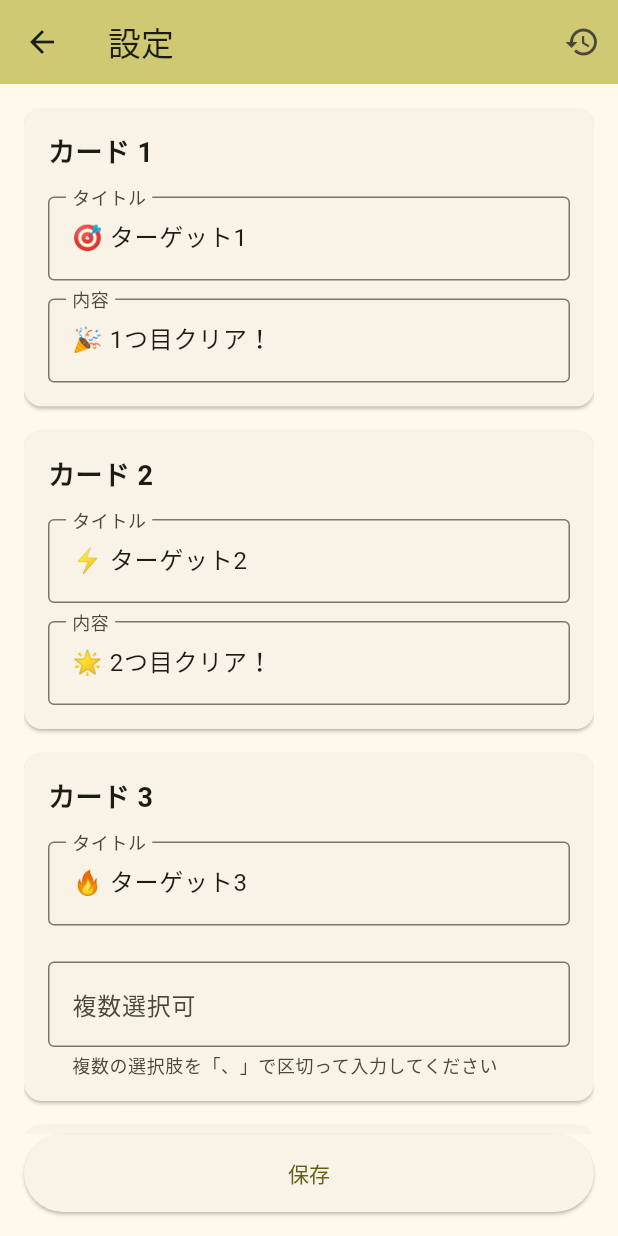
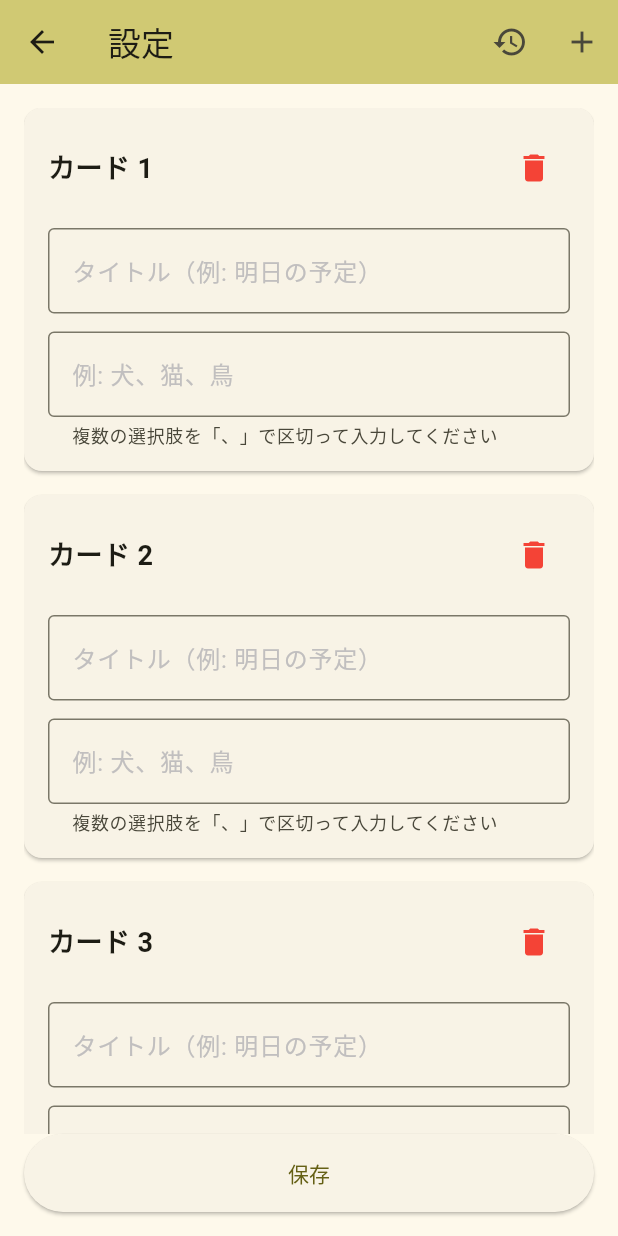
Before and after one commit to FinleyCox/roulette, a Flutter app: the screen it shows after launch, after a tap on the "settings" icon, on a phone screen of 412 x 824 dp. Run offline on Flutter 3.47's test engine with Material 3 defaults, Android fonts, the phone set to English and light mode, and no system bars; our stand-ins replace pull_to_refresh, shared_preferences; missing offline and left inert: scratcher; statements that could not run were skipped.

Commit message:
feature:カード追加と削除

```diff
--- a/lib/screens/home_screen.dart
+++ b/lib/screens/home_screen.dart
@@ -5,8 +5,6 @@ import 'dart:math';
 import '../widgets/scratch_card.dart';
 import '../models/scratch_state.dart';
 import 'settings_screen.dart';
-
-/// TODO: 3, 4が個別リセットの時に連動して変更されるので別々にする
 
 class HomeScreen extends StatefulWidget {
   const HomeScreen({super.key, required this.title});
@@ -25,10 +23,8 @@ class _HomeScreenState extends State<HomeScreen> {
 
   // デフォルト設定
   final List<Map<String, String>> defaultConfigs = [
-    {'title': '🎯 ターゲット1', 'completedMessage': '🎉 1つ目クリア！'},
-    {'title': '⚡ ターゲット2', 'completedMessage': '🌟 2つ目クリア！'},
-    {'title': '🔥 ターゲット3', 'completedMessage': '💎 3つ目クリア！'},
-    {'title': '🏆 最終ターゲット', 'completedMessage': '🎊 全ターゲットクリア！'},
+    for (int i = 0; i < 4; i++)
+      {'title': '🎯 ターゲット${i + 1}', 'completedMessage': '🎉 ${i + 1}つ目クリア！'},
   ];
 
   final RefreshController _refreshController = RefreshController(
@@ -38,10 +34,9 @@ class _HomeScreenState extends State<HomeScreen> {
   @override
   void initState() {
     super.initState();
-    // 4つのスクラッチ状態を初期化
+    // 初期値を設定
     scratchStates = List.generate(4, (index) => ScratchState(maxCount: 4));
     cardKeys = List.generate(4, (index) => UniqueKey());
-
     cardConfigs = List.from(defaultConfigs);
     _loadSettings();
   }
@@ -51,11 +46,11 @@ class _HomeScreenState extends State<HomeScreen> {
     final prefs = await SharedPreferences.getInstance();
     final random = Random();
 
-    for (int i = 0; i < 4; i++) {
+    for (int i = 0; i < cardConfigs.length; i++) {
       final multiChoice = prefs.getString('card_multichoice_$i') ?? '';
 
       // 複数選択肢がある場合はランダムに選択
-      if (multiChoice.isNotEmpty && i >= 2) {
+      if (multiChoice.isNotEmpty) {
         final choices = multiChoice
             .split('、')
             .where((s) => s.trim().isNotEmpty)
@@ -74,13 +69,12 @@ class _HomeScreenState extends State<HomeScreen> {
     }
   }
 
-  // 個別カードのランダム選択を更新するメソッド
+  // 個別カードのランダム選択を更新するメソッド（リセットボタンを押した時）
   Future<void> _updateSingleRandomChoice(int index) async {
     final prefs = await SharedPreferences.getInstance();
     final multiChoice = prefs.getString('card_multichoice_$index') ?? '';
 
     // 複数選択肢がある場合はランダムに選択
-    if (multiChoice.isNotEmpty && index >= 2) {
     final choices = multiChoice
         .split('、')
         .where((s) => s.trim().isNotEmpty)
@@ -97,23 +91,30 @@ class _HomeScreenState extends State<HomeScreen> {
       }
     }
   }
-  }
 
   // 設定を読み込む
   Future<void> _loadSettings() async {
     final prefs = await SharedPreferences.getInstance();
-    // ４つ表示
-    for (int i = 0; i < 4; i++) {
+
+    // カード数を読み込み
+    final cardCount = prefs.getInt('card_count') ?? 4;
+
+    // スクラッチ状態とキーを初期化
+    scratchStates = List.generate(
+      cardCount,
+      (index) => ScratchState(maxCount: cardCount),
+    );
+    cardKeys = List.generate(cardCount, (index) => UniqueKey());
+
+    // カード設定を初期化
+    cardConfigs = List.generate(cardCount, (index) {
       final title =
-          prefs.getString('card_title_$i') ?? defaultConfigs[i]['title']!;
-      final message =
-          prefs.getString('card_message_$i') ??
-          defaultConfigs[i]['completedMessage']!;
-      final multiChoice = prefs.getString('card_multichoice_$i') ?? '';
+          prefs.getString('card_title_$index') ?? '🎯 ターゲット${index + 1}';
+      final multiChoice = prefs.getString('card_multichoice_$index') ?? '';
 
       // 複数選択肢がある場合はランダムに選択
-      String finalMessage = message;
-      if (multiChoice.isNotEmpty && i >= 2) {
+      String finalMessage = '🎉 ${index + 1}つ目クリア！';
+      if (multiChoice.isNotEmpty) {
         final choices = multiChoice
             .split('、')
             .where((s) => s.trim().isNotEmpty)
@@ -125,8 +126,9 @@ class _HomeScreenState extends State<HomeScreen> {
         }
       }
 
-      cardConfigs[i] = {'title': title, 'completedMessage': finalMessage};
-    }
+      return {'title': title, 'completedMessage': finalMessage};
+    });
+
     // 設定を反映
     if (mounted) {
       setState(() {});
@@ -147,6 +149,7 @@ class _HomeScreenState extends State<HomeScreen> {
     await _updateSingleRandomChoice(index);
   }
 
+  // すべてリセットを押した時
   void _resetAll() async {
     setState(() {
       // すべてのスクラッチ状態をリセット
@@ -154,7 +157,7 @@ class _HomeScreenState extends State<HomeScreen> {
         state.reset();
       }
       // 新しいキーを生成してカードを完全にリセット
-      cardKeys = List.generate(4, (index) => UniqueKey());
+      cardKeys = List.generate(scratchStates.length, (index) => UniqueKey());
     });
     // リセット時にランダム選択を更新
     await _updateRandomChoices();
@@ -215,9 +218,6 @@ class _HomeScreenState extends State<HomeScreen> {
             },
           ),
         ),
-        //     ],
-        //   ),
-        // ),
       ),
     );
   }
--- a/lib/screens/settings_screen.dart
+++ b/lib/screens/settings_screen.dart
@@ -11,28 +11,29 @@ class SettingsScreen extends StatefulWidget {
 // 設定画面の状態を管理するクラス
 class _SettingsScreenState extends State<SettingsScreen> {
   final List<TextEditingController> titleControllers = [];
-  final List<TextEditingController> messageControllers = [];
   final List<TextEditingController> multiChoiceControllers = [];
+  int cardCount = 4; // カードの数を管理
 
   @override
   void initState() {
     super.initState();
-    // 4つのカード用のコントローラーを初期化
-    for (int i = 0; i < 4; i++) {
+    // 初期コントローラーを追加
+    _ensureControllers(4);
+    _loadSettings();
+  }
+
+  // コントローラーの数を確保するメソッド
+  void _ensureControllers(int count) {
+    while (titleControllers.length < count) {
       titleControllers.add(TextEditingController());
-      messageControllers.add(TextEditingController());
       multiChoiceControllers.add(TextEditingController());
     }
-    _loadSettings();
   }
 
   @override
   // コントローラーを破棄
   void dispose() {
     for (var controller in titleControllers) {
-      controller.dispose();
-    }
-    for (var controller in messageControllers) {
       controller.dispose();
     }
     for (var controller in multiChoiceControllers) {
@@ -46,43 +47,40 @@ class _SettingsScreenState extends State<SettingsScreen> {
     // 設定を取得
     final prefs = await SharedPreferences.getInstance();
 
-    // 4つのカード用のコントローラーを初期化
-    for (int i = 0; i < 4; i++) {
-      final title = prefs.getString('card_title_$i') ?? _getDefaultTitle(i);
-      final message =
-          prefs.getString('card_message_$i') ?? _getDefaultMessage(i);
+    // 保存されたカード数を読み込み
+    final savedCardCount = prefs.getInt('card_count') ?? 4;
+
+    // カード数が変更された場合のみ更新
+    if (savedCardCount != cardCount) {
+      setState(() {
+        cardCount = savedCardCount;
+        // コントローラーの数を調整
+        _ensureControllers(cardCount);
+      });
+    } else {
+      // コントローラーの数を調整
+      _ensureControllers(cardCount);
+    }
+
+    // カード用のコントローラーを初期化
+    for (int i = 0; i < cardCount; i++) {
+      final title = prefs.getString('card_title_$i') ?? '';
       final multiChoice = prefs.getString('card_multichoice_$i') ?? '';
 
       titleControllers[i].text = title;
-      messageControllers[i].text = message;
       multiChoiceControllers[i].text = multiChoice;
     }
-  }
-
-  // デフォルトのタイトルを返す
-  String _getDefaultTitle(int index) {
-    final titles = ['🎯 ターゲット1', '⚡ ターゲット2', '🔥 ターゲット3', '🏆 最終ターゲット'];
-    return titles[index];
-  }
-
-  // デフォルトの内容を返す
-  String _getDefaultMessage(int index) {
-    final messages = [
-      '🎉 1つ目クリア！',
-      '🌟 2つ目クリア！',
-      '💎 3つ目クリア！',
-      '🎊 全ターゲットクリア！',
-    ];
-    return messages[index];
   }
 
   // 設定を保存
   Future<void> _saveSettings() async {
     final prefs = await SharedPreferences.getInstance();
 
-    for (int i = 0; i < 4; i++) {
+    // カード数を保存
+    await prefs.setInt('card_count', cardCount);
+
+    for (int i = 0; i < cardCount; i++) {
       await prefs.setString('card_title_$i', titleControllers[i].text);
-      await prefs.setString('card_message_$i', messageControllers[i].text);
       await prefs.setString(
         'card_multichoice_$i',
         multiChoiceControllers[i].text,
@@ -98,12 +96,40 @@ class _SettingsScreenState extends State<SettingsScreen> {
 
   // デフォルトの設定に戻す(右上のボタン)
   void _resetToDefaults() {
-    for (int i = 0; i < 4; i++) {
-      titleControllers[i].text = _getDefaultTitle(i);
-      messageControllers[i].text = _getDefaultMessage(i);
+    for (int i = 0; i < cardCount; i++) {
+      titleControllers[i].text = '';
       multiChoiceControllers[i].text = '';
     }
     _saveSettings();
+  }
+
+  // カードを追加するメソッド
+  void _addCard() async {
+    setState(() {
+      cardCount++;
+      _ensureControllers(cardCount);
+      // 新しいカードのデフォルト値を設定
+      titleControllers[cardCount - 1].text = '';
+      multiChoiceControllers[cardCount - 1].text = '';
+    });
+    // 追加後に即座に保存
+    await _saveSettings();
+  }
+
+  // カードを削除するメソッド
+  void _removeCard(int index) async {
+    if (cardCount > 1) {
+      setState(() {
+        cardCount--;
+        // 削除されたカード以降のデータをシフト
+        for (int i = index; i < cardCount; i++) {
+          titleControllers[i].text = titleControllers[i + 1].text;
+          multiChoiceControllers[i].text = multiChoiceControllers[i + 1].text;
+        }
+      });
+      // 削除後に即座に保存
+      await _saveSettings();
+    }
   }
 
   @override
@@ -118,6 +144,11 @@ class _SettingsScreenState extends State<SettingsScreen> {
             icon: const Icon(Icons.restore),
             tooltip: 'デフォルトに戻す',
           ),
+          IconButton(
+            onPressed: _addCard,
+            icon: const Icon(Icons.add),
+            tooltip: 'カードを追加',
+          ),
         ],
       ),
       // 設定画面の本体(タイトルと内容を入力)
@@ -127,7 +158,7 @@ class _SettingsScreenState extends State<SettingsScreen> {
           children: [
             Expanded(
               child: ListView.builder(
-                itemCount: 4,
+                itemCount: cardCount,
                 itemBuilder: (context, index) {
                   return Card(
                     margin: const EdgeInsets.only(bottom: 16),
@@ -136,6 +167,9 @@ class _SettingsScreenState extends State<SettingsScreen> {
                       child: Column(
                         crossAxisAlignment: CrossAxisAlignment.start,
                         children: [
+                          Row(
+                            mainAxisAlignment: MainAxisAlignment.spaceBetween,
+                            children: [
                               Text(
                                 'カード ${index + 1}',
                                 style: const TextStyle(
@@ -143,35 +177,40 @@ class _SettingsScreenState extends State<SettingsScreen> {
                                   fontWeight: FontWeight.bold,
                                 ),
                               ),
+                              if (cardCount > 1)
+                                IconButton(
+                                  onPressed: () => _removeCard(index),
+                                  icon: const Icon(
+                                    Icons.delete,
+                                    color: Colors.red,
+                                  ),
+                                  tooltip: 'カードを削除',
+                                ),
+                            ],
+                          ),
                           const SizedBox(height: 16),
                           TextField(
                             controller: titleControllers[index],
                             decoration: const InputDecoration(
-                              labelText: 'タイトル',
                               border: OutlineInputBorder(),
+                              hintText: 'タイトル（例: 明日の予定）',
+                              hintStyle: TextStyle(
+                                color: Color.fromARGB(255, 193, 191, 191),
                               ),
                             ),
-                          const SizedBox(height: 12),
-                          if (index >= 2) ...[
+                          ),
                           const SizedBox(height: 12),
                           TextField(
                             controller: multiChoiceControllers[index],
                             decoration: const InputDecoration(
-                                labelText: '複数選択可',
                               border: OutlineInputBorder(),
-                                hintText: '例: 警察官、花屋、パン屋',
+                              hintText: '例: 犬、猫、鳥',
+                              hintStyle: TextStyle(
+                                color: Color.fromARGB(255, 193, 191, 191),
+                              ),
                               helperText: '複数の選択肢を「、」で区切って入力してください',
                             ),
                           ),
-                          ] else ...[
-                            TextField(
-                              controller: messageControllers[index],
-                              decoration: const InputDecoration(
-                                labelText: '内容',
-                                border: OutlineInputBorder(),
-                              ),
-                            ),
-                          ],
                         ],
                       ),
                     ),
```
Lines whose indentation alone changed are shown as unchanged.
